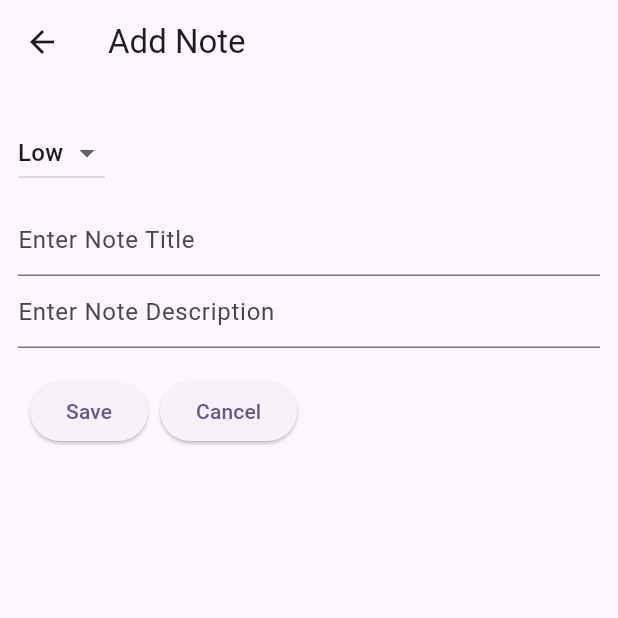
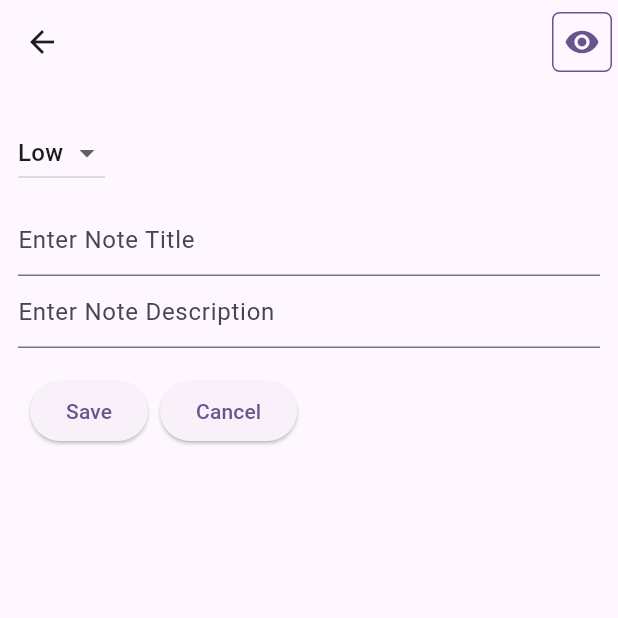
Before and after one commit to namankk/note_keeper_flutter_app, a Flutter app: the screen it shows after launch, after a tap on the "add" icon, on a phone screen of 412 x 824 dp, the top half of it. Run offline on Flutter 3.47's test engine with Material 2 defaults, Android fonts, the phone set to English and light mode, and no system bars; our stand-ins replace bloc, dartz, equatable, flutter_bloc, focus_detector, get_it and 2 more; accounts and stored records are empty.

Commit message:
- Service locator added - Add Note class usecase added

```diff
--- a/lib/core/routes/routes.dart
+++ b/lib/core/routes/routes.dart
@@ -5,6 +5,9 @@ import 'package:note_keeper_flutter_app/features/note_keeper_core_feature/presen
 import 'package:note_keeper_flutter_app/features/note_keeper_core_feature/presenter/pages/add_note_page.dart';
 import 'package:note_keeper_flutter_app/features/note_keeper_core_feature/presenter/pages/home_page.dart';
 import 'package:note_keeper_flutter_app/features/note_keeper_core_feature/presenter/pages/note_detail_page.dart';
+import 'package:note_keeper_flutter_app/core/service_locator/service_locator.dart'
+    as service_locator;
+
 final goRoute = GoRouter(initialLocation: "/", routes: [
   GoRoute(
       path: "/",
@@ -12,10 +15,12 @@ final goRoute = GoRouter(initialLocation: "/", routes: [
       builder: (context, states) => const HomePage(),
       routes: [
         GoRoute(
-            path: "add_note",
-            name: RouteNames.addNote,
-            builder: (context, states) => BlocProvider(create: (context)=>AddNotePageCubit(),
-            child: const AddNotePage(),)),
+          path: "add_note",
+          name: RouteNames.addNote,
+          builder: (context, states) => BlocProvider(
+              create: (context) => service_locator.sl<AddNotePageCubit>(),
+              child: const AddNotePage()),
+        ),
         GoRoute(
             path: "note_details",
             name: RouteNames.noteDetails,
--- /dev/null
+++ b/lib/core/service_locator/service_locator.dart
@@ -0,0 +1,25 @@
+import 'package:get_it/get_it.dart';
+import 'package:note_keeper_flutter_app/features/note_keeper_core_feature/data/datasources/local_data_source/local_data_source.dart';
+import 'package:note_keeper_flutter_app/features/note_keeper_core_feature/data/repository_impl/repository_impl.dart';
+import 'package:note_keeper_flutter_app/features/note_keeper_core_feature/domain/use_cases/add_note_use_case.dart';
+import 'package:note_keeper_flutter_app/features/note_keeper_core_feature/domain/use_cases/show_list_use_case.dart';
+import 'package:note_keeper_flutter_app/features/note_keeper_core_feature/presenter/cubits/add_note_page_cubit/add_note_page_cubit.dart';
+import 'package:note_keeper_flutter_app/features/note_keeper_core_feature/presenter/cubits/home_page_cubit/home_page_cubit.dart';
+
+import '../../features/note_keeper_core_feature/presenter/cubits/drop_down_cubit/drop_down_cubit.dart';
+import '../../features/note_keeper_core_feature/presenter/cubits/home_page_cubit/home_page_events.dart';
+import '../../features/note_keeper_core_feature/presenter/cubits/note_detail_page_cubit/note_detail_page_cubit.dart';
+
+final sl = GetIt.instance;
+
+void setUp() {
+  sl.registerLazySingleton(() => LocalDataSource());
+  sl.registerLazySingleton(() => RepositoryImpl(sl<LocalDataSource>()));
+  sl.registerFactory(() => AddNoteUseCase(sl<RepositoryImpl>()));
+  sl.registerFactory(() => AddNotePageCubit(sl()));
+  sl.registerFactory(() => DropDownCubit());
+  sl.registerFactory(() => ShowListUseCase(sl<RepositoryImpl>()));
+  sl.registerFactory(() => NoteDetailPageCubit());
+  sl.registerFactory(() => HomePageCubit(sl())
+    ..mapEventWithStates(HomePageEvents.onInitializeScreen));
+}
--- a/lib/features/note_keeper_core_feature/data/datasources/local_data_source/local_data_source_base.dart
+++ b/lib/features/note_keeper_core_feature/data/datasources/local_data_source/local_data_source_base.dart
@@ -7,6 +7,6 @@ import '../../../../../core/core_models/success_core.dart';
 
 abstract class LocalDataSourceBase{
   Future<Either<ErrorCore,List<NoteModel>>> getAllNotes();
-  Future<Either<ErrorCore,SuccessCore>> addNote();
+  Future<Either<ErrorCore,SuccessCore>> addNote(NoteModel noteModel);
   Future<Either<ErrorCore,SuccessCore>> deleteNote(int id);
 }
--- a/lib/features/note_keeper_core_feature/data/repository_impl/repository_impl.dart
+++ b/lib/features/note_keeper_core_feature/data/repository_impl/repository_impl.dart
@@ -1,6 +1,7 @@
 import 'package:dartz/dartz.dart';
 import 'package:note_keeper_flutter_app/core/core_models/error_core.dart';
 import 'package:note_keeper_flutter_app/features/note_keeper_core_feature/data/datasources/local_data_source/local_data_source_base.dart';
+import 'package:note_keeper_flutter_app/features/note_keeper_core_feature/data/models/note_model.dart';
 import 'package:note_keeper_flutter_app/features/note_keeper_core_feature/domain/entities/note_entity.dart';
 
 import '../../../../../core/core_models/success_core.dart';
@@ -18,9 +19,8 @@ class RepositoryImpl implements RepositoryBase{
   }
 
   @override
-  Future<Either<ErrorCore, SuccessCore>> updateEntity(NoteEntity noteEntity) {
-    // TODO: implement updateEntity
-    throw UnimplementedError();
+  Future<Either<ErrorCore, SuccessCore>> updateEntity(NoteEntity noteEntity) async{
+    return await _localDataSourceBase.addNote(noteEntity as NoteModel);
   }
 
   @override
--- /dev/null
+++ b/lib/features/note_keeper_core_feature/domain/use_cases/add_note_use_case.dart
@@ -0,0 +1,15 @@
+import 'package:dartz/dartz.dart';
+import 'package:note_keeper_flutter_app/core/core_models/error_core.dart';
+import 'package:note_keeper_flutter_app/core/core_models/success_core.dart';
+import 'package:note_keeper_flutter_app/features/note_keeper_core_feature/domain/entities/note_entity.dart';
+import 'package:note_keeper_flutter_app/features/note_keeper_core_feature/domain/repositories/repository.dart';
+
+class AddNoteUseCase {
+  final RepositoryBase _repositoryBase;
+
+  AddNoteUseCase(this._repositoryBase);
+
+  Future<Either<ErrorCore, SuccessCore>> saveNote(NoteEntity noteEntity) async {
+    return await _repositoryBase.updateEntity(noteEntity);
+  }
+}
--- a/lib/features/note_keeper_core_feature/presenter/cubits/add_note_page_cubit/add_note_page_cubit.dart
+++ b/lib/features/note_keeper_core_feature/presenter/cubits/add_note_page_cubit/add_note_page_cubit.dart
@@ -1,14 +1,14 @@
 import 'package:flutter_bloc/flutter_bloc.dart';
-import 'package:note_keeper_flutter_app/features/note_keeper_core_feature/data/models/note_model.dart';
+import 'package:note_keeper_flutter_app/features/note_keeper_core_feature/domain/use_cases/add_note_use_case.dart';
 import 'package:note_keeper_flutter_app/features/note_keeper_core_feature/presenter/cubits/add_note_page_cubit/add_note_page_events.dart';
 import 'package:note_keeper_flutter_app/features/note_keeper_core_feature/presenter/cubits/add_note_page_cubit/add_note_page_states.dart';
 
-import '../../../../../core/helper/database_helper.dart';
+import '../../../domain/entities/note_entity.dart';
 
 class AddNotePageCubit extends Cubit<AddNotePageStates> {
-  AddNotePageCubit() : super(AddNotePageInitialState());
-
-  void mapEventsWithStates(AddNotePageEvent event,{NoteModel? noteModel}) {
+  final AddNoteUseCase _addNoteUseCase;
+  AddNotePageCubit(this._addNoteUseCase) : super(AddNotePageInitialState());
+  void mapEventsWithStates(AddNotePageEvent event,{NoteEntity? noteEntity}) {
     switch (event) {
       case AddNotePageEvent.onInitialScreenEvent:
         emit(AddNotePageInitialState());
@@ -20,7 +20,7 @@ class AddNotePageCubit extends Cubit<AddNotePageStates> {
         emit(AddNotePageErrorState("Something went wrong"));
         break;
       case AddNotePageEvent.onSaveButtonScreenEvent:
-        addNote(noteModel!);
+        addNote(noteEntity!);
         break;
       case AddNotePageEvent.onCloseButtonScreenEvent:
         emit(AddNotePageCloseButtonTappedState());
@@ -28,8 +28,8 @@ class AddNotePageCubit extends Cubit<AddNotePageStates> {
     }
   }
 
-  void addNote(NoteModel noteModel) async {
-    await DatabaseHelper.addNote(noteModel);
+  void addNote(NoteEntity noteEntity) async {
+    await _addNoteUseCase.saveNote(noteEntity);
     emit(AddNotePageSaveButtonTappedState());
   }
 }
--- a/lib/features/note_keeper_core_feature/presenter/pages/add_note_page.dart
+++ b/lib/features/note_keeper_core_feature/presenter/pages/add_note_page.dart
@@ -18,7 +18,21 @@ class AddNotePage extends StatelessWidget {
     String description = "";
 
     return Scaffold(
-      appBar: AppBar(title: const Text("Add Note")),
+      appBar: AppBar(
+        actions: [
+          IconButton(
+            icon: Icon(Icons.visibility, color: Theme.of(context).primaryColor),
+            color: Colors.purple.shade100,
+            style: ButtonStyle(
+                shape: MaterialStateProperty.all<RoundedRectangleBorder>(
+                    RoundedRectangleBorder(
+                        borderRadius: BorderRadius.circular(5.0),
+                        side: BorderSide(
+                            color: Theme.of(context).primaryColor)))),
+            onPressed: () {},
+          )
+        ],
+      ),
       resizeToAvoidBottomInset: false,
       body: BlocConsumer<AddNotePageCubit, AddNotePageStates>(
           builder: (context, states) {
@@ -73,7 +87,7 @@ class AddNotePage extends StatelessWidget {
                                   .read<AddNotePageCubit>()
                                   .mapEventsWithStates(
                                       AddNotePageEvent.onSaveButtonScreenEvent,
-                                      noteModel: NoteModel(
+                                      noteEntity: NoteModel(
                                           title: title,
                                           priority: statesDrop.dropDownvalue,
                                           date: DateTime.now()
--- a/lib/main.dart
+++ b/lib/main.dart
@@ -1,24 +1,21 @@
 import 'package:flutter/material.dart';
 import 'package:flutter_bloc/flutter_bloc.dart';
 import 'package:note_keeper_flutter_app/core/routes/routes.dart';
-import 'package:note_keeper_flutter_app/features/note_keeper_core_feature/data/datasources/local_data_source/local_data_source.dart';
-import 'package:note_keeper_flutter_app/features/note_keeper_core_feature/data/repository_impl/repository_impl.dart';
-import 'package:note_keeper_flutter_app/features/note_keeper_core_feature/domain/use_cases/show_list_use_case.dart';
 import 'package:note_keeper_flutter_app/features/note_keeper_core_feature/presenter/cubits/drop_down_cubit/drop_down_cubit.dart';
 import 'package:note_keeper_flutter_app/features/note_keeper_core_feature/presenter/cubits/home_page_cubit/home_page_cubit.dart';
-import 'package:note_keeper_flutter_app/features/note_keeper_core_feature/presenter/cubits/home_page_cubit/home_page_events.dart';
 import 'package:note_keeper_flutter_app/features/note_keeper_core_feature/presenter/cubits/note_detail_page_cubit/note_detail_page_cubit.dart';
 
+import 'package:note_keeper_flutter_app/core/service_locator/service_locator.dart'
+    as serviceLocator;
+
 void main() {
+  serviceLocator.setUp();
   runApp(MultiBlocProvider(providers: [
     BlocProvider(
-      create: (context) =>
-          HomePageCubit(ShowListUseCase(RepositoryImpl(LocalDataSource())))
-            ..mapEventWithStates(HomePageEvents.onInitializeScreen),
+      create: (context) => serviceLocator.sl<HomePageCubit>(),
     ),
-    BlocProvider(create: (context) => NoteDetailPageCubit()),
-    // BlocProvider(create: (context) => AddNotePageCubit()),
-    BlocProvider(create: (context) => DropDownCubit()),
+    BlocProvider(create: (context) => serviceLocator.sl<NoteDetailPageCubit>()),
+    BlocProvider(create: (context) => serviceLocator.sl<DropDownCubit>()),
   ], child: const MyApp()));
 }
 
@@ -31,7 +28,8 @@ class MyApp extends StatelessWidget {
     return MaterialApp.router(
       title: 'NoteKeeper App',
       theme: ThemeData(
-        colorScheme: ColorScheme.fromSeed(seedColor: Colors.deepPurple,brightness: Brightness.light),
+        colorScheme: ColorScheme.fromSeed(
+            seedColor: Colors.deepPurple, brightness: Brightness.light),
         useMaterial3: true,
       ),
       routerConfig: goRoute,
--- a/pubspec.yaml
+++ b/pubspec.yaml
@@ -43,6 +43,7 @@ dependencies:
   intl: ^0.18.1
   go_router: ^9.0.0
   focus_detector: ^2.0.1
+  get_it: ^7.6.0
 
 dev_dependencies:
   flutter_test:
```
Also changed, not shown: lib/features/note_keeper_core_feature/data/datasources/local_data_source/local_data_source.dart (+7 -3 lines), pubspec.lock.
